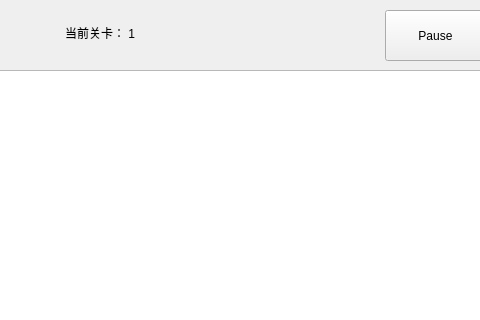
First picture: the form in Tank_Trouble_IV/singlegamewidget.ui, repository raitocc/run, before the edit; both pictures show x 635 to 1115 and y 0 to 320 of the 1200 by 800 pixel window.
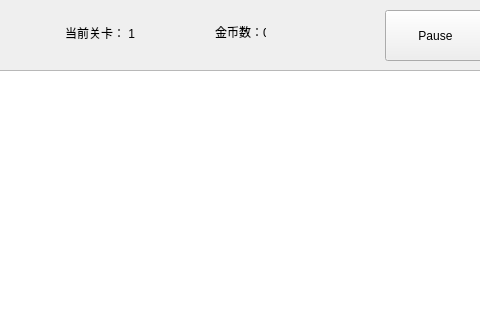
Second picture: the form after the edit.

Commit message: 金币血量关卡数显示初步

Diff of the .ui file:
```diff
--- a/Tank_Trouble_IV/singlegamewidget.ui
+++ b/Tank_Trouble_IV/singlegamewidget.ui
@@ -93,6 +93,19 @@
     <string>当前关卡： 1</string>
    </property>
   </widget>
+  <widget class="QLabel" name="label_money">
+   <property name="geometry">
+    <rect>
+     <x>850</x>
+     <y>22</y>
+     <width>51</width>
+     <height>20</height>
+    </rect>
+   </property>
+   <property name="text">
+    <string>金币数：0</string>
+   </property>
+  </widget>
  </widget>
  <resources/>
  <connections/>
```
The commit also changes 2 other files.
